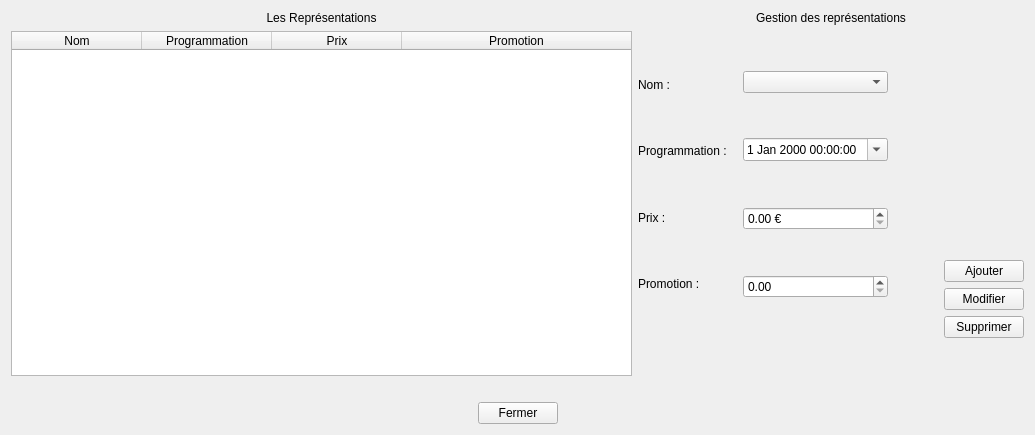
Before: the Qt Designer form gui/Gest_Rep.ui in BennyBellier/Theatre-CEDB-Project, drawn with Qt 5.
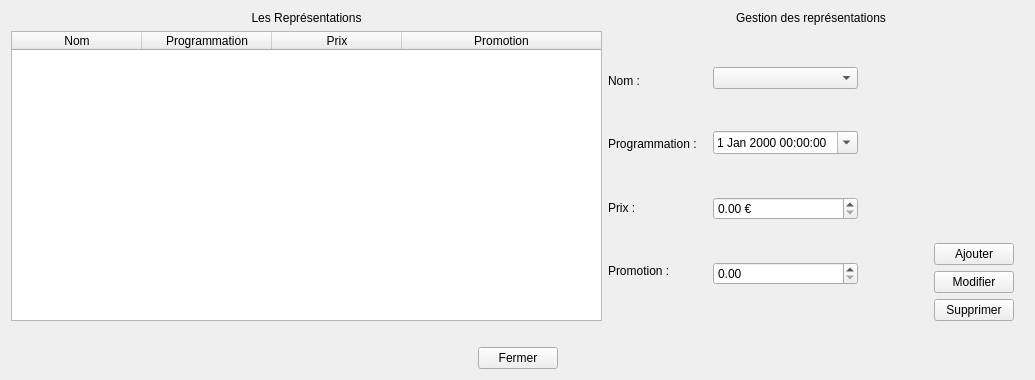
After: the same form once the commit is applied.

Commit message: Fonction initComboBox bien avanceer dans gest_res. Possible de remplir les combosBox

Diff of the .ui file:
```diff
--- a/gui/Gest_Rep.ui
+++ b/gui/Gest_Rep.ui
@@ -7,7 +7,7 @@
     <x>0</x>
     <y>0</y>
     <width>1035</width>
-    <height>435</height>
+    <height>380</height>
    </rect>
   </property>
   <property name="windowTitle">
@@ -48,9 +48,6 @@
          <property name="dragEnabled">
           <bool>true</bool>
          </property>
-         <property name="alternatingRowColors">
-          <bool>false</bool>
-         </property>
          <property name="selectionBehavior">
           <enum>QAbstractItemView::SelectRows</enum>
          </property>
@@ -100,7 +97,7 @@
      <item>
       <layout class="QVBoxLayout" name="verticalLayout">
        <property name="rightMargin">
-        <number>0</number>
+        <number>10</number>
        </property>
        <item>
         <widget class="QLabel" name="label_7">
@@ -251,12 +248,12 @@
          <item>
           <layout class="QHBoxLayout" name="horizontalLayout_8">
            <property name="rightMargin">
-            <number>0</number>
+            <number>10</number>
            </property>
            <item>
             <layout class="QVBoxLayout" name="verticalLayout_7">
              <property name="rightMargin">
-              <number>0</number>
+              <number>10</number>
              </property>
              <item>
               <spacer name="verticalSpacer_2">
@@ -337,26 +334,7 @@
               </spacer>
              </item>
              <item>
-              <widget class="QDoubleSpinBox" name="CurrentPromotion">
-               <property name="alignment">
-                <set>Qt::AlignLeading|Qt::AlignLeft|Qt::AlignVCenter</set>
-               </property>
-               <property name="readOnly">
-                <bool>false</bool>
-               </property>
-               <property name="buttonSymbols">
-                <enum>QAbstractSpinBox::UpDownArrows</enum>
-               </property>
-               <property name="suffix">
-                <string/>
-               </property>
-               <property name="maximum">
-                <double>1.000000000000000</double>
-               </property>
-               <property name="singleStep">
-                <double>0.010000000000000</double>
-               </property>
-              </widget>
+              <widget class="QDoubleSpinBox" name="CurrentPromotion"/>
              </item>
              <item>
               <spacer name="verticalSpacer_6">
@@ -394,7 +372,7 @@
          <item>
           <layout class="QVBoxLayout" name="verticalLayout_4">
            <property name="topMargin">
-            <number>0</number>
+            <number>10</number>
            </property>
            <item>
             <spacer name="verticalSpacer">
@@ -434,19 +412,6 @@
          </item>
         </layout>
        </item>
-       <item>
-        <spacer name="verticalSpacer_12">
-         <property name="orientation">
-          <enum>Qt::Vertical</enum>
-         </property>
-         <property name="sizeHint" stdset="0">
-          <size>
-           <width>20</width>
-           <height>40</height>
-          </size>
-         </property>
-        </spacer>
-       </item>
        <item>
         <widget class="QLabel" name="label_modif">
          <property name="text">
```
The commit also changes 2 other files.
